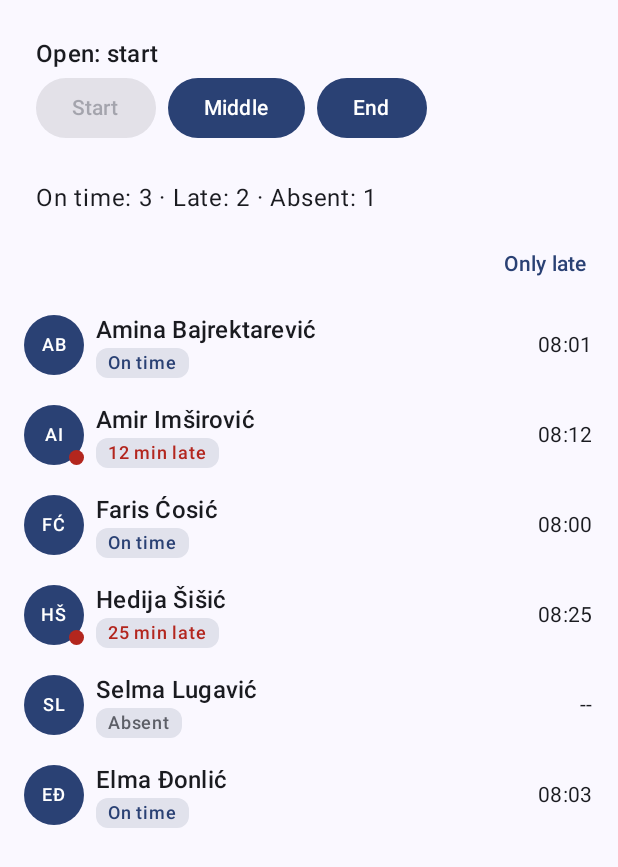
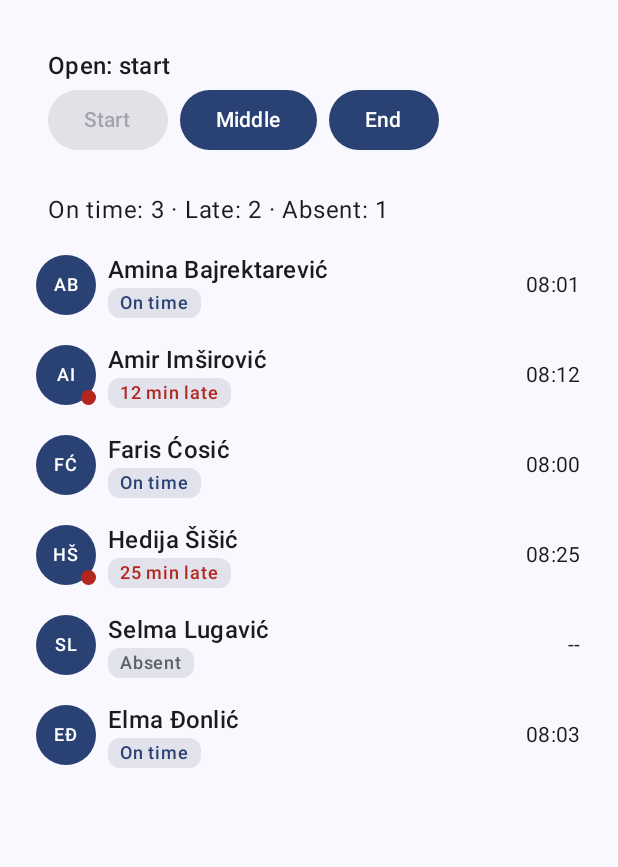
Before and after one commit to roketbilimcisi/LAB4-5-6---Mobile-Application-, an Android app built with Jetpack Compose: the screen it shows after launch (MainActivity), after a tap on "Start", on a phone screen of 412 x 824 dp. Shown: the top 867 px of the screen. Run offline under Robolectric (Android 15) with nearby library versions, the phone set to English and light mode, and no system bars.

Commit message:
Lab5: part 0 setup

```diff
--- a/app/src/main/java/ba/untz/attendance1/MainActivity.kt
+++ b/app/src/main/java/ba/untz/attendance1/MainActivity.kt
@@ -7,6 +7,7 @@ import androidx.activity.compose.setContent
 import androidx.activity.enableEdgeToEdge
 import androidx.compose.foundation.background
 import androidx.compose.foundation.clickable
+import androidx.compose.foundation.verticalScroll
 import androidx.compose.foundation.layout.*
 import androidx.compose.foundation.shape.CircleShape
 import androidx.compose.material3.*
@@ -19,6 +20,7 @@ import androidx.compose.ui.graphics.Color
 import androidx.compose.ui.tooling.preview.Preview
 import androidx.compose.ui.unit.dp
 import ba.untz.attendance1.ui.theme.Attendance1Theme
+import androidx.compose.foundation.rememberScrollState
 
 class MainActivity : ComponentActivity() {
     override fun onCreate(savedInstanceState: Bundle?) {
@@ -125,9 +127,9 @@ fun WindowControls(openWindow: Window?, onOpen: (Window) -> Unit, modifier: Modi
 private fun WindowControlsPreview() { Attendance1Theme { WindowControls(Window.MIDDLE, onOpen = {}) } }
 
 @Composable
-fun CheckInCard(checkIn: CheckIn, modifier: Modifier = Modifier) {
+fun CheckInCard(checkIn: CheckIn, allCheckIns: List<CheckIn>, modifier: Modifier = Modifier) {
     var expanded by remember { mutableStateOf(false) }
-    val sameStudent = sampleCheckIns.filter { it.student == checkIn.student }
+    val sameStudent = allCheckIns.filter { it.student == checkIn.student }
     Column(modifier.fillMaxWidth().clickable { expanded = !expanded }) {
         CheckInRow(checkIn)
         if (expanded) {
@@ -141,25 +143,18 @@ fun CheckInCard(checkIn: CheckIn, modifier: Modifier = Modifier) {
 }
 
 @Composable
-fun LateFilter(onlyLate: Boolean, onToggle: () -> Unit, modifier: Modifier = Modifier) {
-    TextButton(onClick = onToggle, modifier = modifier) { Text(if (onlyLate) "Show all" else "Only late") }
-}
-
-@Composable
 fun ProfessorScreen(modifier: Modifier = Modifier) {
     var openWindow by rememberSaveable { mutableStateOf<Window?>(null) }
-    var onlyLate by rememberSaveable { mutableStateOf(false) }
-    val current = sampleCheckIns.filter { it.window == openWindow }
-    Column(modifier.fillMaxSize().padding(8.dp)) {
+    var checkIns by remember { mutableStateOf(sampleCheckIns) }
+    val current = checkIns.filter { it.window == openWindow }
+    Column(modifier.fillMaxSize().padding(16.dp).verticalScroll(rememberScrollState())) {
         WindowControls(openWindow, onOpen = { openWindow = it })
         if (openWindow == null) {
             Text("Open a window to see check-ins", Modifier.padding(16.dp))
         } else {
             // The summary reports the full window; the filter only changes the displayed cards.
             AttendanceSummary(current, Modifier.padding(horizontal = 16.dp, vertical = 8.dp))
-            LateFilter(onlyLate, onToggle = { onlyLate = !onlyLate }, Modifier.align(Alignment.End))
-            val visible = if (onlyLate) current.filter { it.status is CheckInStatus.Late } else current
-            visible.forEach { CheckInCard(it) }
+            current.forEach { CheckInCard(it, allCheckIns = checkIns) }
         }
     }
 }
```
